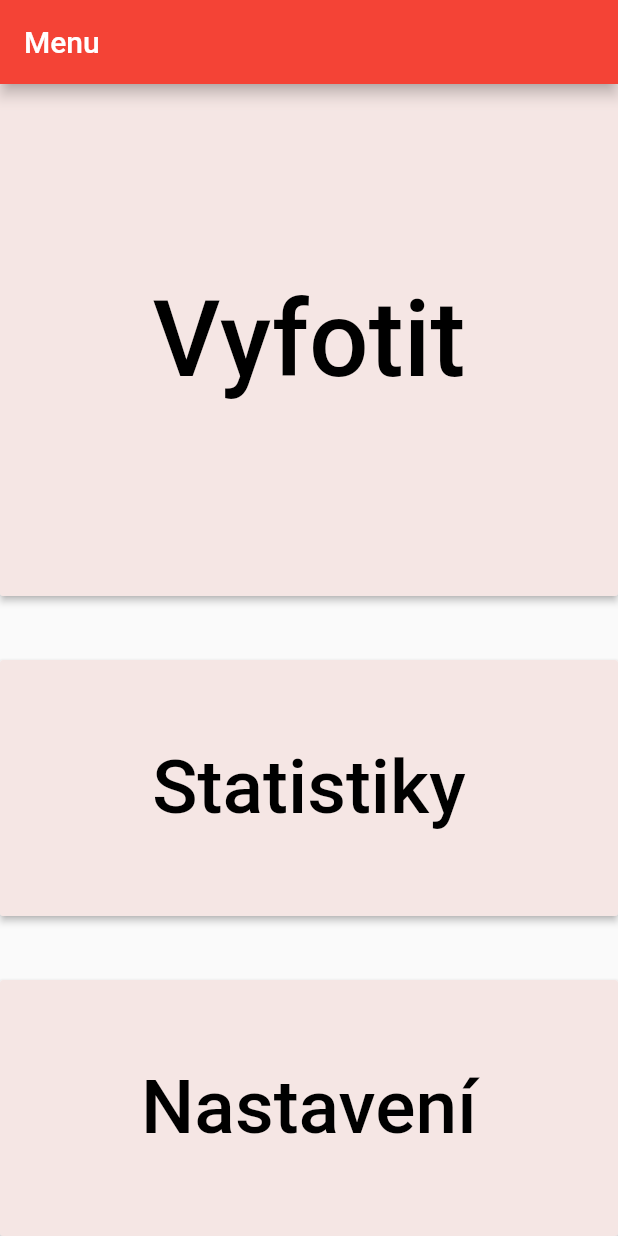
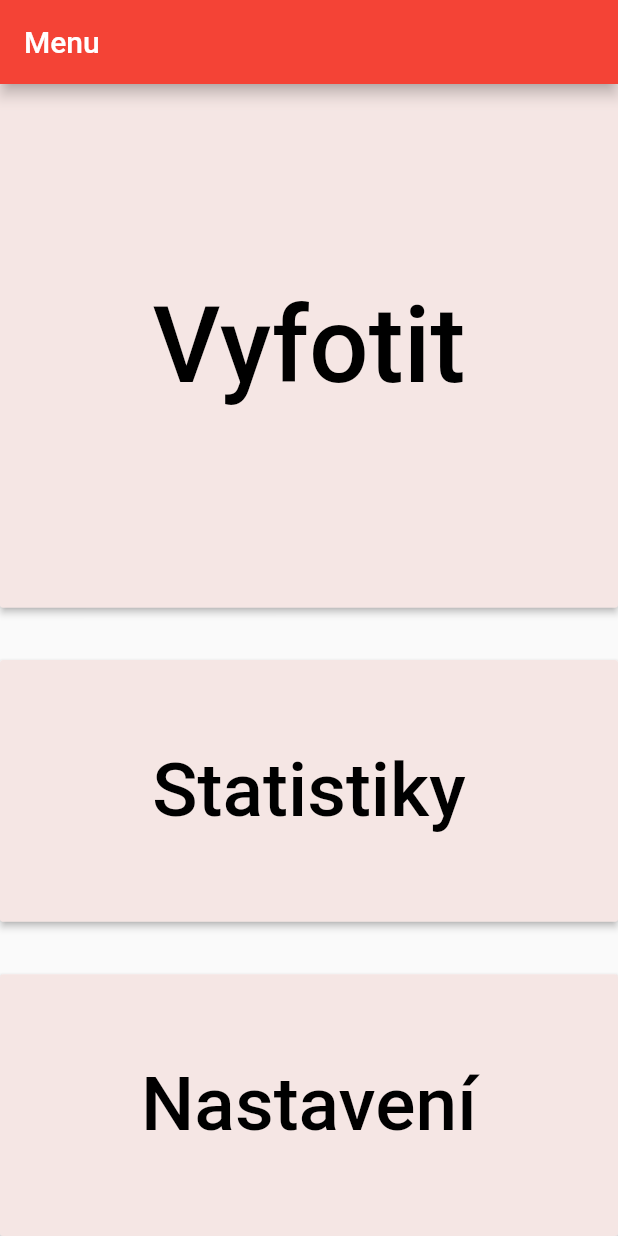
Before and after one commit to plexp/glupron-flutter, a Flutter app: the screen it shows after launch, on a phone screen of 412 x 824 dp. Run offline on Flutter 3.47's test engine with Material 2 defaults, Android fonts, the phone set to English and light mode, and no system bars; our stand-ins replace image_picker, sqflite; accounts and stored records are empty.

Commit message:
Little edit of WelcomeScreen

```diff
--- a/lib/screens/WelcomeScreen.dart
+++ b/lib/screens/WelcomeScreen.dart
@@ -14,7 +14,7 @@ class WelcomeScreen extends StatelessWidget {
             child: Column(
                 children: <Widget>[
                   Expanded(
-                    flex: 8,
+                    flex: 10,
                     child: Container(
                       width: double.infinity,
                       child: RaisedButton(
@@ -34,7 +34,7 @@ class WelcomeScreen extends StatelessWidget {
                     child: Text(""),
                   ),
                   Expanded(
-                    flex:4,
+                    flex:5,
                     child: Container(
                       width: double.infinity,
                       child: RaisedButton(
@@ -54,7 +54,7 @@ class WelcomeScreen extends StatelessWidget {
                     child: Text(""),
                   ),
                   Expanded(
-                      flex:4,
+                      flex:5,
                       child: Container(
                         width: double.infinity,
                         child: RaisedButton(
```
